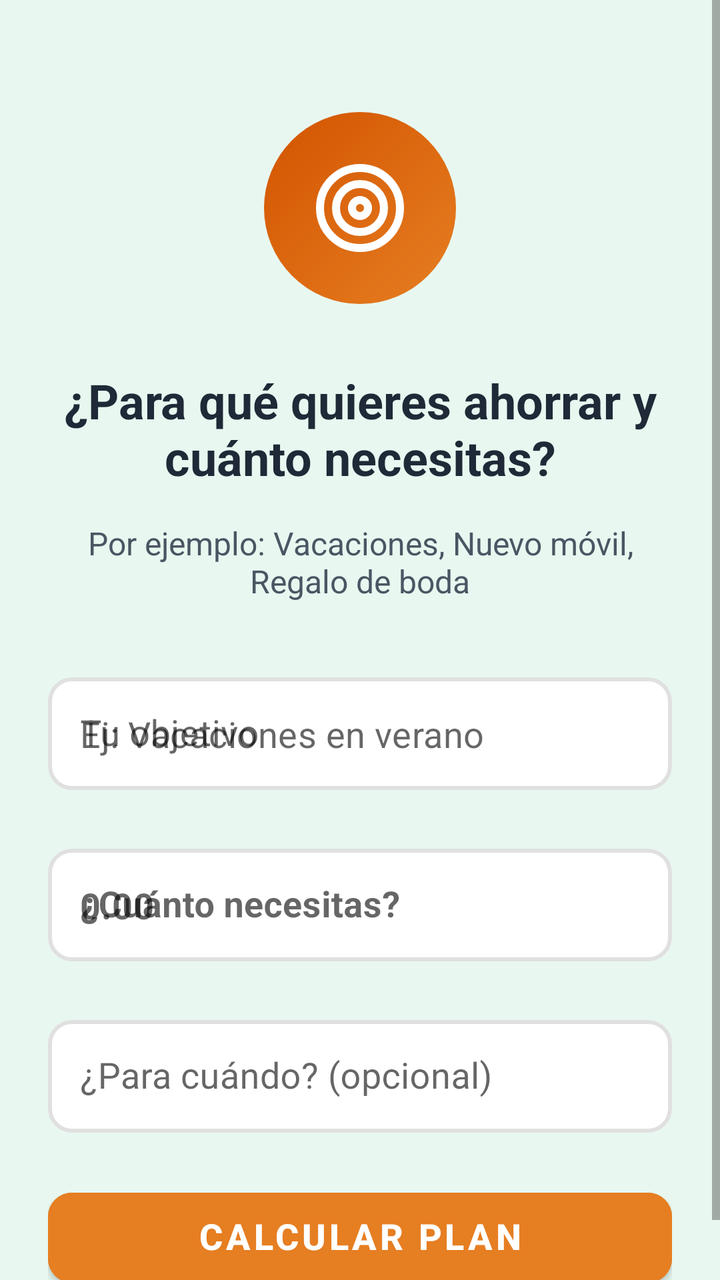
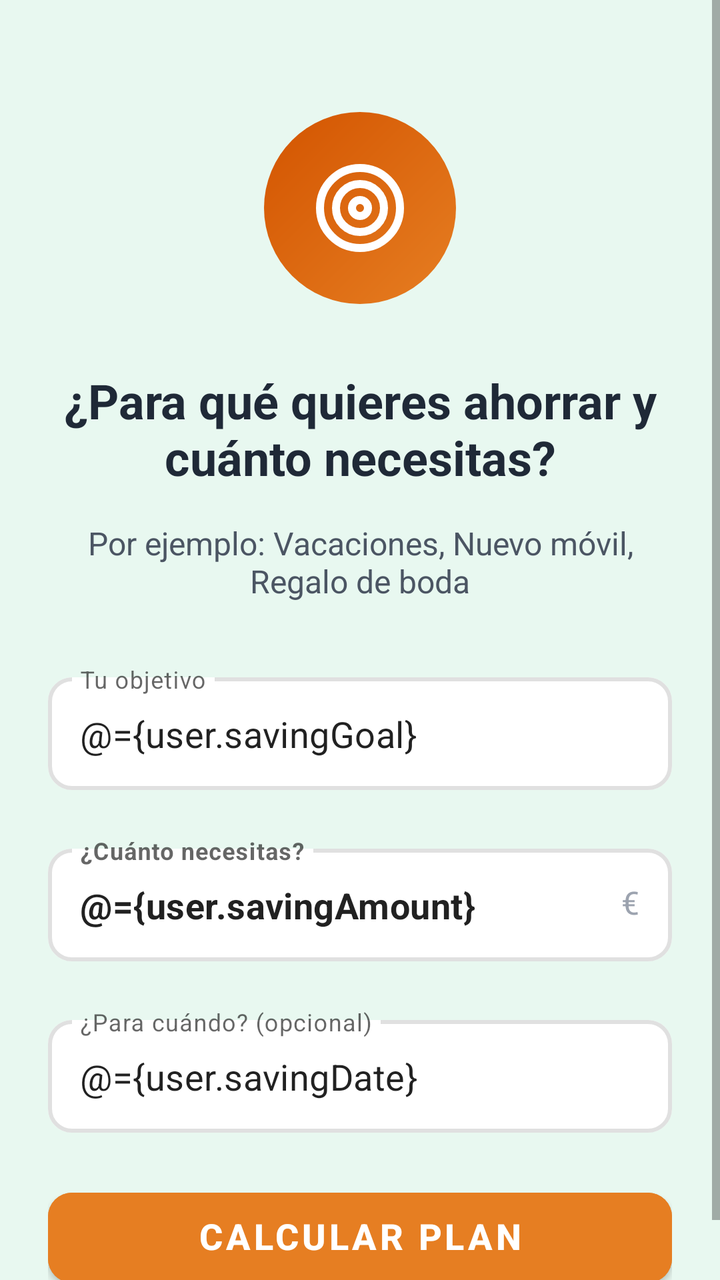

Screens rendered from an Android XML layout before and after an edit, with the pre-edit source and the edit as a unified diff.
<!-- AndroidManifest.xml: application theme Theme.Equilibra -->
<!-- res/layout/onboarding_step_saving_goal.xml -->
<?xml version="1.0" encoding="utf-8"?>
<ScrollView xmlns:android="http://schemas.android.com/apk/res/android"
    xmlns:app="http://schemas.android.com/apk/res-auto"
    android:layout_width="match_parent"
    android:layout_height="match_parent"
    android:fillViewport="true">

    <LinearLayout
        android:layout_width="match_parent"
        android:layout_height="wrap_content"
        android:orientation="vertical"
        android:padding="24dp">

        
        <FrameLayout
            android:layout_width="wrap_content"
            android:layout_height="wrap_content"
            android:layout_gravity="center"
            android:layout_marginTop="32dp"
            android:layout_marginBottom="32dp">

            <View
                android:layout_width="96dp"
                android:layout_height="96dp"
                android:layout_gravity="center"
                android:background="@drawable/circle_gradient_accent" />

            <ImageView
                android:layout_width="48dp"
                android:layout_height="48dp"
                android:layout_gravity="center"
                android:src="@drawable/ic_onb_target"
                android:tint="@android:color/white" />
        </FrameLayout>

        
        <TextView
            android:layout_width="match_parent"
            android:layout_height="wrap_content"
            android:layout_marginBottom="16dp"
            android:gravity="center"
            android:text="@string/saving_goal_title"
            android:textColor="@color/gray_800"
            android:textSize="24sp"
            android:textStyle="bold" />

        
        <TextView
            android:layout_width="match_parent"
            android:layout_height="wrap_content"
            android:layout_marginBottom="32dp"
            android:gravity="center"
            android:text="@string/saving_goal_subtitle"
            android:textColor="@color/gray_600"
            android:textSize="16sp" />

        
        <com.google.android.material.textfield.TextInputLayout
            android:id="@+id/goalInputLayout"
            android:layout_width="match_parent"
            android:layout_height="wrap_content"
            android:layout_marginBottom="24dp"
            android:hint="@string/hint_goal"
            app:boxBackgroundColor="@android:color/white"
            app:boxBackgroundMode="outline"
            app:boxCornerRadiusBottomEnd="12dp"
            app:boxCornerRadiusBottomStart="12dp"
            app:boxCornerRadiusTopEnd="12dp"
            app:boxCornerRadiusTopStart="12dp"
            app:boxStrokeColor="@color/input_stroke_color"
            app:boxStrokeWidth="2dp"
            app:hintTextColor="@color/gray_700">

            <com.google.android.material.textfield.TextInputEditText
                android:id="@+id/goalInput"
                android:layout_width="match_parent"
                android:layout_height="wrap_content"
                android:hint="@string/hint_input_goal"
                android:inputType="text"
                android:padding="16dp"
                android:textSize="18sp" />
        </com.google.android.material.textfield.TextInputLayout>

        
        <com.google.android.material.textfield.TextInputLayout
            android:id="@+id/amountInputLayout"
            android:layout_width="match_parent"
            android:layout_height="wrap_content"
            android:layout_marginBottom="24dp"
            android:hint="@string/hint_amount"
            app:boxBackgroundColor="@android:color/white"
            app:boxBackgroundMode="outline"
            app:boxCornerRadiusBottomEnd="12dp"
            app:boxCornerRadiusBottomStart="12dp"
            app:boxCornerRadiusTopEnd="12dp"
            app:boxCornerRadiusTopStart="12dp"
            app:boxStrokeColor="@color/input_stroke_color"
            app:boxStrokeWidth="2dp"
            app:hintTextColor="@color/gray_700"
            app:suffixText="€"
            app:suffixTextColor="@color/gray_400">

            <com.google.android.material.textfield.TextInputEditText
                android:id="@+id/amountInput"
                android:layout_width="match_parent"
                android:layout_height="wrap_content"
                android:hint="0.00"
                android:inputType="numberDecimal"
                android:padding="16dp"
                android:textSize="18sp"
                android:textStyle="bold" />
        </com.google.android.material.textfield.TextInputLayout>

        
        <com.google.android.material.textfield.TextInputLayout
            android:id="@+id/dateInputLayout"
            android:layout_width="match_parent"
            android:layout_height="wrap_content"
            android:layout_marginBottom="24dp"
            android:hint="@string/hint_date"
            app:boxBackgroundColor="@android:color/white"
            app:boxBackgroundMode="outline"
            app:boxCornerRadiusBottomEnd="12dp"
            app:boxCornerRadiusBottomStart="12dp"
            app:boxCornerRadiusTopEnd="12dp"
            app:boxCornerRadiusTopStart="12dp"
            app:boxStrokeColor="@color/input_stroke_color"
            app:boxStrokeWidth="2dp"
            app:hintTextColor="@color/gray_700">

            <com.google.android.material.textfield.TextInputEditText
                android:id="@+id/dateInput"
                android:layout_width="match_parent"
                android:layout_height="wrap_content"
                android:clickable="true"
                android:focusable="false"
                android:inputType="none"
                android:padding="16dp"
                android:textSize="18sp" />
        </com.google.android.material.textfield.TextInputLayout>

        
        <com.google.android.material.button.MaterialButton
            style="@style/Equilibra.Button.Accent"
            android:id="@+id/submitButton"
            android:layout_width="match_parent"
            android:layout_height="wrap_content"
            android:text="@string/calculate_plan" />

    </LinearLayout>
</ScrollView>
<!-- resources referenced by this layout -->
<resources>
  <color name="gray_400">#9CA3AF</color>
  <color name="gray_600">#4B5563</color>
  <color name="gray_700">#374151</color>
  <color name="gray_800">#1F2937</color>
  <!-- drawable circle_gradient_accent (drawable) -->
  <?xml version="1.0" encoding="utf-8"?>
  <shape xmlns:android="http://schemas.android.com/apk/res/android"
      android:shape="oval">
      <gradient
          android:type="linear"
          android:angle="135"
          android:startColor="@color/accent"
          android:endColor="#D35400" />
      <size
          android:width="128dp"
          android:height="128dp" />
  </shape>
  <!-- drawable ic_onb_target (drawable) -->
  ﻿<vector xmlns:android="http://schemas.android.com/apk/res/android"
      android:width="24dp" android:height="24dp"
      android:viewportWidth="24" android:viewportHeight="24">  <path android:fillColor="#00000000" android:strokeColor="#FF000000" android:strokeWidth="2" android:strokeLineCap="round" android:strokeLineJoin="round" android:pathData="M 2 12 a 10 10 0 1 0 20 0 a 10 10 0 1 0 -20 0" />
    <path android:fillColor="#00000000" android:strokeColor="#FF000000" android:strokeWidth="2" android:strokeLineCap="round" android:strokeLineJoin="round" android:pathData="M 6 12 a 6 6 0 1 0 12 0 a 6 6 0 1 0 -12 0" />
    <path android:fillColor="#00000000" android:strokeColor="#FF000000" android:strokeWidth="2" android:strokeLineCap="round" android:strokeLineJoin="round" android:pathData="M 10 12 a 2 2 0 1 0 4 0 a 2 2 0 1 0 -4 0" />
  </vector>
  <string name="calculate_plan">Calcular plan</string>
  <string name="hint_amount">¿Cuánto necesitas?</string>
  <string name="hint_date">¿Para cuándo? (opcional)</string>
  <string name="hint_goal">Tu objetivo</string>
  <string name="hint_input_goal">Ej: Vacaciones en verano</string>
  <string name="saving_goal_subtitle">Por ejemplo: "Vacaciones", "Nuevo móvil", "Regalo de boda"</string>
  <string name="saving_goal_title">¿Para qué quieres ahorrar y cuánto necesitas?</string>
  <style name="Equilibra.Button.Accent" parent="Widget.MaterialComponents.Button">
          <item name="android:backgroundTint">@color/accent</item>
          <item name="cornerRadius">12dp</item>
          <item name="android:textColor">@android:color/white</item>
          <item name="android:textSize">18sp</item>
          <item name="android:textStyle">bold</item>
          <item name="android:minHeight">56dp</item>
          <item name="android:paddingLeft">16dp</item>
          <item name="android:paddingRight">16dp</item>
          <item name="android:paddingTop">12dp</item>
          <item name="android:paddingBottom">12dp</item>
          <item name="android:includeFontPadding">false</item>
      </style>
  <style name="Theme.Equilibra" parent="Theme.MaterialComponents.DayNight.NoActionBar">
          <item name="colorPrimary">@color/primary_main</item>
          <item name="colorPrimaryVariant">@color/primary_light</item>
          <item name="colorOnPrimary">@color/white</item>
  
          <item name="colorSecondary">@color/secondary_main</item>
          <item name="colorSecondaryVariant">@color/secondary_light</item>
          <item name="colorOnSecondary">@color/white</item>
  
          <item name="android:statusBarColor">@color/primary_light</item>
          <item name="android:windowBackground">@color/primary_lightest</item>
  
          <item name="colorAccent">@color/accent_main</item>
      </style>
  <color name="accent">#E67E22</color>
  <color name="primary_main">#2ECC71</color>
  <color name="primary_light">#27AE60</color>
  <color name="white">#FFFFFF</color>
  <color name="secondary_main">#3498DB</color>
  <color name="secondary_light">#5DADE2</color>
  <color name="primary_lightest">#E8F8F0</color>
  <color name="accent_main">#E67E22</color>
</resources>

<!-- the commit's change to res/layout/onboarding_step_saving_goal.xml (unified diff, before → after) -->
@@ -1,151 +1,163 @@
 <?xml version="1.0" encoding="utf-8"?>
-<ScrollView xmlns:android="http://schemas.android.com/apk/res/android"
-    xmlns:app="http://schemas.android.com/apk/res-auto"
-    android:layout_width="match_parent"
-    android:layout_height="match_parent"
-    android:fillViewport="true">
+<layout xmlns:android="http://schemas.android.com/apk/res/android"
+    xmlns:app="http://schemas.android.com/apk/res-auto">
 
-    <LinearLayout
+    <data>
+        <variable
+            name="user"
+            type="asunfdiez.com.equilibra.models.UserProfile" />
+    </data>
+
+    <ScrollView
         android:layout_width="match_parent"
-        android:layout_height="wrap_content"
-        android:orientation="vertical"
-        android:padding="24dp">
+        android:layout_height="match_parent"
+        android:fillViewport="true">
 
-        
-        <FrameLayout
-            android:layout_width="wrap_content"
-            android:layout_height="wrap_content"
-            android:layout_gravity="center"
-            android:layout_marginTop="32dp"
-            android:layout_marginBottom="32dp">
-
-            <View
-                android:layout_width="96dp"
-                android:layout_height="96dp"
-                android:layout_gravity="center"
-                android:background="@drawable/circle_gradient_accent" />
-
-            <ImageView
-                android:layout_width="48dp"
-                android:layout_height="48dp"
-                android:layout_gravity="center"
-                android:src="@drawable/ic_onb_target"
-                android:tint="@android:color/white" />
-        </FrameLayout>
-
-        
-        <TextView
+        <LinearLayout
             android:layout_width="match_parent"
             android:layout_height="wrap_content"
-            android:layout_marginBottom="16dp"
-            android:gravity="center"
-            android:text="@string/saving_goal_title"
-            android:textColor="@color/gray_800"
-            android:textSize="24sp"
-            android:textStyle="bold" />
+            android:orientation="vertical"
+            android:padding="24dp">
 
-        
-        <TextView
-            android:layout_width="match_parent"
-            android:layout_height="wrap_content"
-            android:layout_marginBottom="32dp"
-            android:gravity="center"
-            android:text="@string/saving_goal_subtitle"
-            android:textColor="@color/gray_600"
-            android:textSize="16sp" />
+            
+            <FrameLayout
+                android:layout_width="wrap_content"
+                android:layout_height="wrap_content"
+                android:layout_gravity="center"
+                android:layout_marginTop="32dp"
+                android:layout_marginBottom="32dp">
 
-        
-        <com.google.android.material.textfield.TextInputLayout
-            android:id="@+id/goalInputLayout"
-            android:layout_width="match_parent"
-            android:layout_height="wrap_content"
-            android:layout_marginBottom="24dp"
-            android:hint="@string/hint_goal"
-            app:boxBackgroundColor="@android:color/white"
-            app:boxBackgroundMode="outline"
-            app:boxCornerRadiusBottomEnd="12dp"
-            app:boxCornerRadiusBottomStart="12dp"
-            app:boxCornerRadiusTopEnd="12dp"
-            app:boxCornerRadiusTopStart="12dp"
-            app:boxStrokeColor="@color/input_stroke_color"
-            app:boxStrokeWidth="2dp"
-            app:hintTextColor="@color/gray_700">
+                <View
+                    android:layout_width="96dp"
+                    android:layout_height="96dp"
+                    android:layout_gravity="center"
+                    android:background="@drawable/circle_gradient_accent" />
 
-            <com.google.android.material.textfield.TextInputEditText
-                android:id="@+id/goalInput"
+                <ImageView
+                    android:layout_width="48dp"
+                    android:layout_height="48dp"
+                    android:layout_gravity="center"
+                    android:src="@drawable/ic_onb_target"
+                    android:tint="@android:color/white" />
+            </FrameLayout>
+
+            
+            <TextView
                 android:layout_width="match_parent"
                 android:layout_height="wrap_content"
-                android:hint="@string/hint_input_goal"
-                android:inputType="text"
-                android:padding="16dp"
-                android:textSize="18sp" />
-        </com.google.android.material.textfield.TextInputLayout>
+                android:layout_marginBottom="16dp"
+                android:gravity="center"
+                android:text="@string/saving_goal_title"
+                android:textColor="@color/gray_800"
+                android:textSize="24sp"
+                android:textStyle="bold" />
 
-        
-        <com.google.android.material.textfield.TextInputLayout
-            android:id="@+id/amountInputLayout"
-            android:layout_width="match_parent"
-            android:layout_height="wrap_content"
-            android:layout_marginBottom="24dp"
-            android:hint="@string/hint_amount"
-            app:boxBackgroundColor="@android:color/white"
-            app:boxBackgroundMode="outline"
-            app:boxCornerRadiusBottomEnd="12dp"
-            app:boxCornerRadiusBottomStart="12dp"
-            app:boxCornerRadiusTopEnd="12dp"
-            app:boxCornerRadiusTopStart="12dp"
-            app:boxStrokeColor="@color/input_stroke_color"
-            app:boxStrokeWidth="2dp"
-            app:hintTextColor="@color/gray_700"
-            app:suffixText="€"
-            app:suffixTextColor="@color/gray_400">
-
-            <com.google.android.material.textfield.TextInputEditText
-                android:id="@+id/amountInput"
+            
+            <TextView
                 android:layout_width="match_parent"
                 android:layout_height="wrap_content"
-                android:hint="0.00"
-                android:inputType="numberDecimal"
-                android:padding="16dp"
-                android:textSize="18sp"
-                android:textStyle="bold" />
-        </com.google.android.material.textfield.TextInputLayout>
+                android:layout_marginBottom="32dp"
+                android:gravity="center"
+                android:text="@string/saving_goal_subtitle"
+                android:textColor="@color/gray_600"
+                android:textSize="16sp" />
 
-        
-        <com.google.android.material.textfield.TextInputLayout
-            android:id="@+id/dateInputLayout"
-            android:layout_width="match_parent"
-            android:layout_height="wrap_content"
-            android:layout_marginBottom="24dp"
-            android:hint="@string/hint_date"
-            app:boxBackgroundColor="@android:color/white"
-            app:boxBackgroundMode="outline"
-            app:boxCornerRadiusBottomEnd="12dp"
-            app:boxCornerRadiusBottomStart="12dp"
-            app:boxCornerRadiusTopEnd="12dp"
-            app:boxCornerRadiusTopStart="12dp"
-            app:boxStrokeColor="@color/input_stroke_color"
-            app:boxStrokeWidth="2dp"
-            app:hintTextColor="@color/gray_700">
-
-            <com.google.android.material.textfield.TextInputEditText
-                android:id="@+id/dateInput"
+            
+            <com.google.android.material.textfield.TextInputLayout
+                android:id="@+id/goalInputLayout"
                 android:layout_width="match_parent"
                 android:layout_height="wrap_content"
-                android:clickable="true"
-                android:focusable="false"
-                android:inputType="none"
-                android:padding="16dp"
-                android:textSize="18sp" />
-        </com.google.android.material.textfield.TextInputLayout>
+                android:layout_marginBottom="24dp"
+                android:hint="@string/hint_goal"
+                app:boxBackgroundColor="@android:color/white"
+                app:boxBackgroundMode="outline"
+                app:boxCornerRadiusBottomEnd="12dp"
+                app:boxCornerRadiusBottomStart="12dp"
+                app:boxCornerRadiusTopEnd="12dp"
+                app:boxCornerRadiusTopStart="12dp"
+                app:boxStrokeColor="@color/input_stroke_color"
+                app:boxStrokeWidth="2dp"
+                app:hintTextColor="@color/gray_700">
 
-        
-        <com.google.android.material.button.MaterialButton
-            style="@style/Equilibra.Button.Accent"
-            android:id="@+id/submitButton"
-            android:layout_width="match_parent"
-            android:layout_height="wrap_content"
-            android:text="@string/calculate_plan" />
+                <com.google.android.material.textfield.TextInputEditText
+                    android:id="@+id/goalInput"
+                    android:layout_width="match_parent"
+                    android:layout_height="wrap_content"
+                    android:hint="@string/hint_input_goal"
+                    android:inputType="text"
+                    android:text="@={user.savingGoal}"
+                    android:padding="16dp"
+                    android:textSize="18sp" />
+            </com.google.android.material.textfield.TextInputLayout>
 
-    </LinearLayout>
-</ScrollView>
+            
+            <com.google.android.material.textfield.TextInputLayout
+                android:id="@+id/amountInputLayout"
+                android:layout_width="match_parent"
+                android:layout_height="wrap_content"
+                android:layout_marginBottom="24dp"
+                android:hint="@string/hint_amount"
+                app:boxBackgroundColor="@android:color/white"
+                app:boxBackgroundMode="outline"
+                app:boxCornerRadiusBottomEnd="12dp"
+                app:boxCornerRadiusBottomStart="12dp"
+                app:boxCornerRadiusTopEnd="12dp"
+                app:boxCornerRadiusTopStart="12dp"
+                app:boxStrokeColor="@color/input_stroke_color"
+                app:boxStrokeWidth="2dp"
+                app:hintTextColor="@color/gray_700"
+                app:suffixText="€"
+                app:suffixTextColor="@color/gray_400">
+
+                <com.google.android.material.textfield.TextInputEditText
+                    android:id="@+id/amountInput"
+                    android:layout_width="match_parent"
+                    android:layout_height="wrap_content"
+                    android:hint="0.00"
+                    android:inputType="numberDecimal"
+                    android:text="@={user.savingAmount}"
+                    android:padding="16dp"
+                    android:textSize="18sp"
+                    android:textStyle="bold" />
+            </com.google.android.material.textfield.TextInputLayout>
+
+            
+            <com.google.android.material.textfield.TextInputLayout
+                android:id="@+id/dateInputLayout"
+                android:layout_width="match_parent"
+                android:layout_height="wrap_content"
+                android:layout_marginBottom="24dp"
+                android:hint="@string/hint_date"
+                app:boxBackgroundColor="@android:color/white"
+                app:boxBackgroundMode="outline"
+                app:boxCornerRadiusBottomEnd="12dp"
+                app:boxCornerRadiusBottomStart="12dp"
+                app:boxCornerRadiusTopEnd="12dp"
+                app:boxCornerRadiusTopStart="12dp"
+                app:boxStrokeColor="@color/input_stroke_color"
+                app:boxStrokeWidth="2dp"
+                app:hintTextColor="@color/gray_700">
+
+                <com.google.android.material.textfield.TextInputEditText
+                    android:id="@+id/dateInput"
+                    android:layout_width="match_parent"
+                    android:layout_height="wrap_content"
+                    android:clickable="true"
+                    android:focusable="false"
+                    android:inputType="none"
+                    android:text="@={user.savingDate}"
+                    android:padding="16dp"
+                    android:textSize="18sp" />
+            </com.google.android.material.textfield.TextInputLayout>
+
+            
+            <com.google.android.material.button.MaterialButton
+                style="@style/Equilibra.Button.Accent"
+                android:id="@+id/submitButton"
+                android:layout_width="match_parent"
+                android:layout_height="wrap_content"
+                android:text="@string/calculate_plan" />
+
+        </LinearLayout>
+    </ScrollView>
+</layout>
